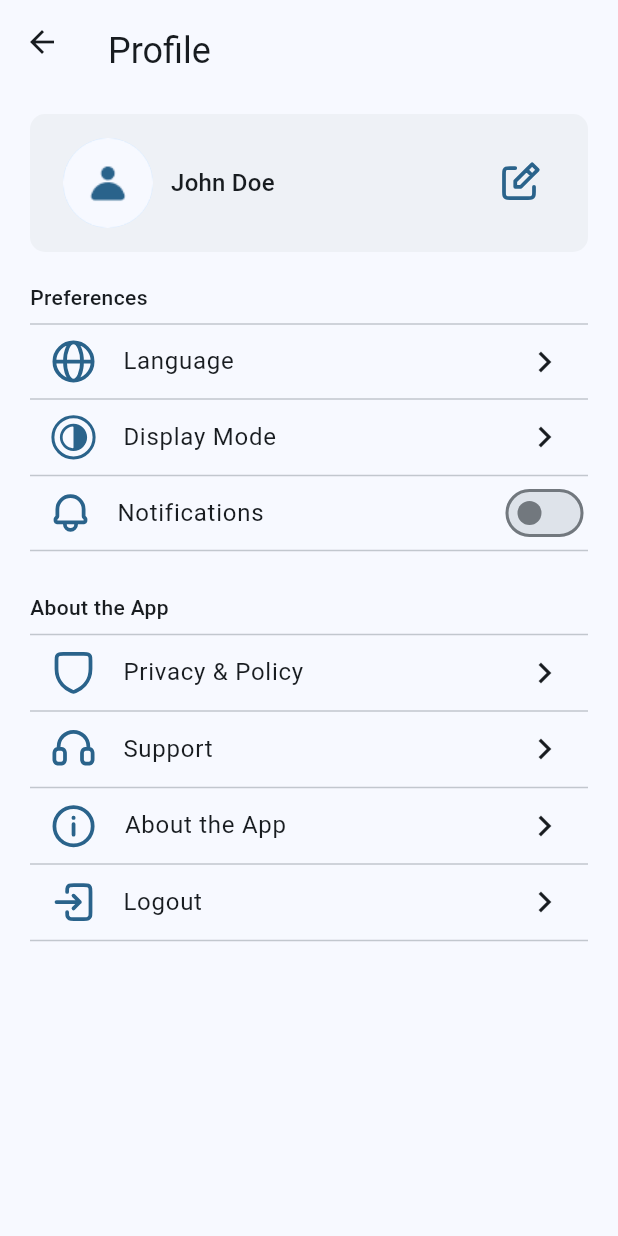
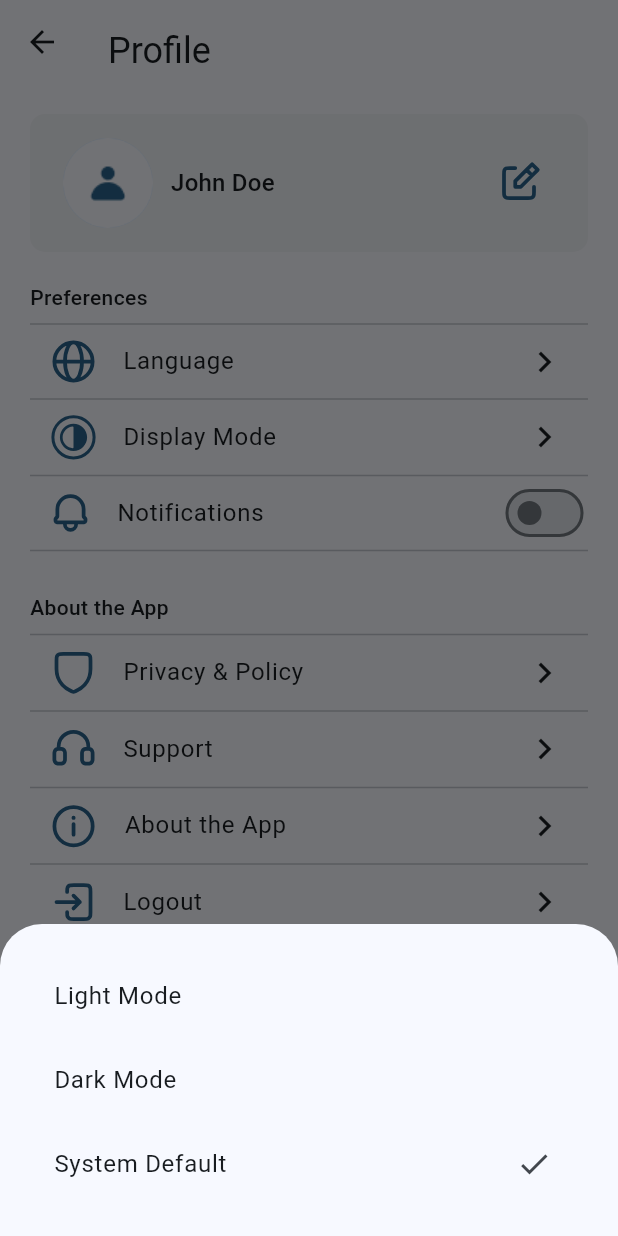
Before and after one commit to Mohammad-soqar/rmts, a Flutter app: the ProfileView screen opened directly, after a tap on "Display Mode", on a phone screen of 412 x 824 dp. Run offline on Flutter 3.47's test engine with Material 3 defaults, Android fonts, the phone set to English and light mode, and no system bars; our stand-ins replace cloud_firestore, dio, easy_date_timeline, firebase_auth, firebase_core, firebase_database and 6 more; missing offline and left inert: flutter_pdfview; accounts and stored records are empty.

Commit message:
Update profile_view.dart

```diff
--- a/lib/ui/views/auth/profile_view.dart
+++ b/lib/ui/views/auth/profile_view.dart
@@ -1,17 +1,155 @@
 import 'package:flutter/material.dart';
-import 'package:flutter_svg/flutter_svg.dart';
+import 'package:provider/provider.dart';
 import 'package:rmts/data/models/enums/profile_action_type.dart';
+import 'package:rmts/main.dart';
+import 'package:rmts/ui/views/auth/edit_personal_data_view.dart';
+import 'package:rmts/ui/views/auth/login_view.dart';
 import 'package:rmts/ui/widgets/profile/profile_actions_list.dart';
 import 'package:rmts/ui/widgets/profile/user_tile.dart';
+import 'package:rmts/utils/helpers/app_settings.dart';
+import 'package:rmts/viewmodels/auth/auth_viewmodel.dart';
+import 'package:shared_preferences/shared_preferences.dart';
 
-class ProfileView extends StatelessWidget {
+class ProfileView extends StatefulWidget {
   const ProfileView({super.key});
 
   @override
+  _ProfileViewState createState() => _ProfileViewState();
+}
+
+class _ProfileViewState extends State<ProfileView> {
+  void _logOut() async {
+    final authViewModel = Provider.of<AuthViewModel>(context, listen: false);
+    await authViewModel.signOut();
+    if (mounted) {
+      Navigator.of(context).pushReplacement(
+        MaterialPageRoute(
+          builder: (context) => const LoginView(),
+        ),
+      );
+    }
+  }
+
+  void _showLanguageSelector(BuildContext context) {
+    final settings = Provider.of<AppSettings>(context, listen: false);
+    final currentLang = settings.locale.languageCode;
+
+    showModalBottomSheet(
+      context: context,
+      builder: (context) {
+        return Column(
+          mainAxisSize: MainAxisSize.min,
+          children: [
+            ListTile(
+              title: const Text('English'),
+              trailing: currentLang == 'en' ? const Icon(Icons.check) : null,
+              onTap: () async {
+                final prefs = await SharedPreferences.getInstance();
+                await prefs.setString('language_code', 'en');
+                settings.setLocale(const Locale('en'));
+                if (mounted) Navigator.pop(context);
+              },
+            ),
+            ListTile(
+              title: const Text('Arabic'),
+              trailing: currentLang == 'ar' ? const Icon(Icons.check) : null,
+              onTap: () async {
+                final prefs = await SharedPreferences.getInstance();
+                await prefs.setString('language_code', 'ar');
+                settings.setLocale(const Locale('ar'));
+                if (mounted) Navigator.pop(context);
+              },
+            ),
+            ListTile(
+              title: const Text('Turkish'),
+              trailing: currentLang == 'tr' ? const Icon(Icons.check) : null,
+              onTap: () async {
+                final prefs = await SharedPreferences.getInstance();
+                await prefs.setString('language_code', 'tr');
+                settings.setLocale(const Locale('tr'));
+                if (mounted) Navigator.pop(context);
+              },
+            ),
+          ],
+        );
+      },
+    );
+  }
+
+  void _showDisplayModeSelector(BuildContext context) {
+    final settings = Provider.of<AppSettings>(context, listen: false);
+
+    final currentMode = settings.themeMode;
+
+    showModalBottomSheet(
+      context: context,
+      builder: (context) {
+        return Padding(
+          padding: const EdgeInsets.all(20.0),
+          child: Column(
+            mainAxisSize: MainAxisSize.min,
+            children: [
+              ListTile(
+                title: const Text('Light Mode'),
+                trailing: currentMode == ThemeMode.light
+                    ? const Icon(Icons.check)
+                    : null,
+                onTap: () async {
+                  final prefs = await SharedPreferences.getInstance();
+                  await prefs.setString('display_mode', 'light');
+                  settings.setThemeMode(ThemeMode.light);
+                  if (mounted) Navigator.pop(context);
+                },
+              ),
+              ListTile(
+                title: const Text('Dark Mode'),
+                trailing: currentMode == ThemeMode.dark
+                    ? const Icon(Icons.check)
+                    : null,
+                onTap: () async {
+                  final prefs = await SharedPreferences.getInstance();
+                  await prefs.setString('display_mode', 'dark');
+                  settings.setThemeMode(ThemeMode.dark);
+                  if (mounted) Navigator.pop(context);
+                },
+              ),
+              ListTile(
+                title: const Text('System Default'),
+                trailing: currentMode == ThemeMode.system
+                    ? const Icon(Icons.check)
+                    : null,
+                onTap: () async {
+                  final prefs = await SharedPreferences.getInstance();
+                  await prefs.setString('display_mode', 'system');
+                  settings.setThemeMode(ThemeMode.system);
+                  if (mounted) Navigator.pop(context);
+                },
+              ),
+            ],
+          ),
+        );
+      },
+    );
+  }
+
+  @override
   Widget build(BuildContext context) {
+    final authViewModel = Provider.of<AuthViewModel>(context, listen: false);
+
     return Scaffold(
       appBar: AppBar(
-        title: Container(
+        title: GestureDetector(
+          onTap: () {
+            Navigator.of(context).push(
+              MaterialPageRoute(
+                builder: (context) => EditPersonalDataView(
+                  patient: authViewModel
+                      .currentPatient!, // Replace with your actual Patient object
+                ),
+              ),
+            );
+          },
+          child: Container(
             margin: const EdgeInsets.only(top: 12.0),
             child: Text(
               'Profile',
@@ -19,6 +157,7 @@ class ProfileView extends StatelessWidget {
                     color: Theme.of(context).colorScheme.onSurface,
                   ),
               textAlign: TextAlign.start,
+            ),
           ),
         ),
         backgroundColor: Theme.of(context).colorScheme.surface,
@@ -31,10 +170,8 @@ class ProfileView extends StatelessWidget {
         child: Column(
           children: [
             const SizedBox(height: 20),
-
             UserTile(
               name: "John Doe",
-
               onTap: () {},
             ),
             const SizedBox(height: 20),
@@ -44,13 +181,17 @@ class ProfileView extends StatelessWidget {
                 ProfileActions(
                   title: "Language",
                   icon: 'assets/icons/Globe.svg',
-                  onTap: () {},
+                  onTap: () {
+                    _showLanguageSelector(context);
+                  },
                   type: ProfileActionType.push,
                 ),
                 ProfileActions(
                   title: "Display Mode",
                   icon: 'assets/icons/DisplayMode.svg',
-                  onTap: () {},
+                  onTap: () {
+                    _showDisplayModeSelector(context);
+                  },
                   type: ProfileActionType.push,
                 ),
                 ProfileActions(
@@ -86,7 +227,7 @@ class ProfileView extends StatelessWidget {
                 ProfileActions(
                   title: "Logout",
                   icon: 'assets/icons/Log_Out.svg',
-                  onTap: () {},
+                  onTap: _logOut,
                   type: ProfileActionType.push,
                 ),
               ],
```
Lines whose indentation alone changed are shown as unchanged.
